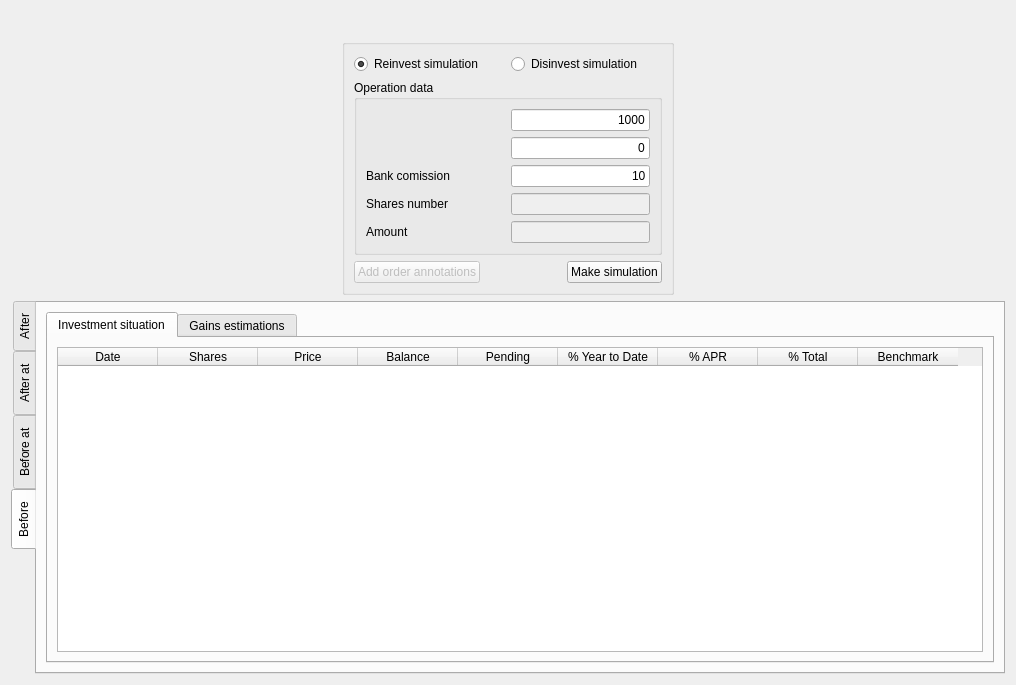
This is ui/wdgDisReinvest.ui in turulomio/xulpymoney as Qt 5 draws it before an edit. The edited form follows.
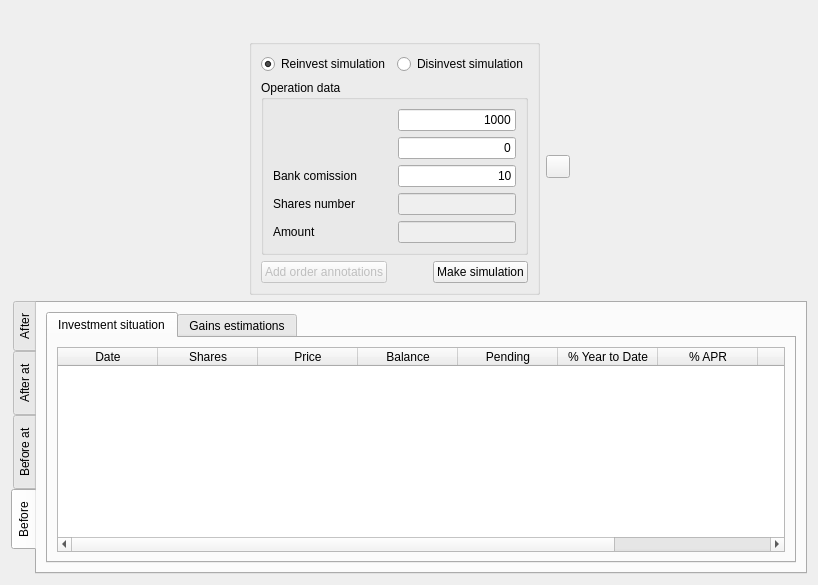
This is the edited form. Icons and pictures are not drawn. Custom widgets are drawn as their Qt base class.

Commit message: Infraestrucure Graph Desinvert

```diff
--- a/ui/wdgDisReinvest.ui
+++ b/ui/wdgDisReinvest.ui
@@ -6,8 +6,8 @@
    <rect>
     <x>0</x>
     <y>0</y>
-    <width>1016</width>
-    <height>685</height>
+    <width>818</width>
+    <height>585</height>
    </rect>
   </property>
   <property name="windowIcon">
@@ -274,6 +274,17 @@
          </layout>
         </widget>
        </item>
+       <item>
+        <widget class="QToolButton" name="cmdGraph">
+         <property name="text">
+          <string/>
+         </property>
+         <property name="icon">
+          <iconset resource="../images/xulpymoney.qrc">
+           <normaloff>:/xulpymoney/report.png</normaloff>:/xulpymoney/report.png</iconset>
+         </property>
+        </widget>
+       </item>
        <item>
         <spacer name="horizontalSpacer_2">
          <property name="orientation">
```
The commit also changes 6 other files.
